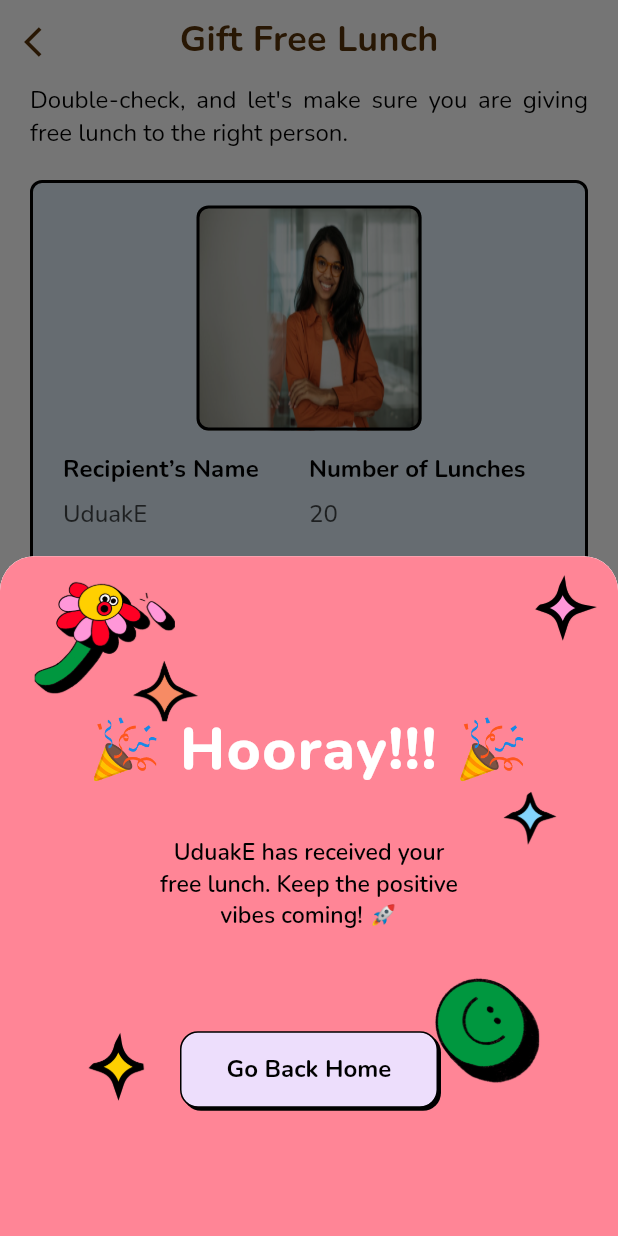
After one commit to hngx-org/Empire-food-mobile, a Flutter app: the GiftFreeLunchScreen3 screen opened by its route, after a tap on "Gift Free Launch", on a phone screen of 412 x 824 dp. The commit adds this screen. Run offline on Flutter 3.47's test engine with Material 2 defaults, Android fonts, the phone set to English and light mode, and no system bars; our stand-ins replace flutter_svg, get_it, google_fonts, page_transition.

Commit message:
feat/succesBottomSheet/file

```diff
--- /dev/null
+++ b/lib/ui/components/success_bottomSheet.dart
@@ -0,0 +1,89 @@
+import 'package:flutter/material.dart';
+import 'package:flutter/services.dart';
+import 'package:free_lunch_app/helpers/router.dart';
+import 'package:free_lunch_app/ui/components/custom_button.dart';
+import 'package:free_lunch_app/ui/components/full_button.dart';
+import 'package:free_lunch_app/utils/colors.dart';
+import 'package:free_lunch_app/utils/size_calculator.dart';
+import 'package:google_fonts/google_fonts.dart';
+
+class FullQuoteBottomSheet extends StatelessWidget {
+  const FullQuoteBottomSheet({
+    Key? key,
+    required this.toast,
+    required this.message,
+    // required this.bgColor,
+    required this.bottomSheetImageUrl
+  }) : super(key: key);
+  final String toast, message, bottomSheetImageUrl ;
+
+  @override
+  Widget build(BuildContext context) {
+    return Container(
+      height: MediaQuery.of(context).size.height * 0.55,
+      padding: EdgeInsets.symmetric(
+        horizontal: sizer(true, 60, context),
+        vertical: sizer(true, 21, context),
+      ),
+      decoration: BoxDecoration(
+        image: DecorationImage(
+          image: AssetImage(bottomSheetImageUrl),
+          fit: BoxFit.cover,
+        ),
+        color: AppColors.white,
+        borderRadius: BorderRadius.only(
+          topLeft: Radius.circular(sizer(true, 24, context)),
+          topRight: Radius.circular(sizer(true, 24, context)),
+        ),
+      ),
+      child: Column(
+        crossAxisAlignment: CrossAxisAlignment.center,
+        mainAxisSize: MainAxisSize.min,
+        children: [
+          SizedBox(
+            height: MediaQuery.of(context).size.height * 0.1,
+          ),
+          Text(
+            toast,
+            textAlign: TextAlign.center,
+            style: GoogleFonts.nunito(
+                fontSize: sizer(true, 40, context),
+                color: AppColors.white,
+                fontWeight: FontWeight.w800,
+                letterSpacing: 1),
+          ),
+          SizedBox(
+            height: sizer(false, 35, context),
+          ),
+          Container(
+            width: MediaQuery.of(context).size.width * 0.5,
+            child: Text(
+              message,
+              textAlign: TextAlign.center,
+              style: GoogleFonts.nunito(
+                fontSize: sizer(true, 16, context),
+                color: AppColors.black,
+                fontWeight: FontWeight.w600,
+              ),
+            ),
+          ),
+
+          SizedBox(
+            height: 67,
+          ),
+
+          CustomButton(
+              width: 172,
+              height: 51,
+              color: AppColors.accentPurple5,
+              content: 'Go Back Home',
+              onTap: () {
+                HapticFeedback.lightImpact();
+                Navigator.pop(context);
+                Navigator.of(context).pushNamed(RouteHelper.homeRoute);
+              })
+        ],
+      ),
+    );
+  }
+}
--- a/lib/ui/screens/auth/signUp.dart
+++ b/lib/ui/screens/auth/signUp.dart
@@ -48,6 +48,11 @@
 
       ),
       body: SafeArea(
+        child: GestureDetector(
+          onTap: () {
+            // Dismiss the keyboard when the user taps on the screen
+            FocusScope.of(context).unfocus();
+          },
           child: SingleChildScrollView(
             child: Container(
               padding: EdgeInsets.all(20),
@@ -111,6 +116,7 @@
             ),
           ),
         ),
+      ),
     );
   }
 }
--- a/lib/ui/screens/gift_lunch/gift_free_lunch_3.dart
+++ b/lib/ui/screens/gift_lunch/gift_free_lunch_3.dart
@@ -1,7 +1,10 @@
 import 'package:flutter/material.dart';
 import 'package:free_lunch_app/ui/components/cancel_button.dart';
+import 'package:free_lunch_app/ui/components/custom_button.dart';
 import 'package:free_lunch_app/ui/components/next_button.dart';
+import 'package:free_lunch_app/ui/components/success_bottomSheet.dart';
 import 'package:free_lunch_app/utils/colors.dart';
+import 'package:free_lunch_app/utils/size_calculator.dart';
 import 'package:google_fonts/google_fonts.dart';
 
 class GiftFreeLunchScreen3 extends StatefulWidget {
@@ -202,7 +205,31 @@
                   children: [
                     CancelButton(),
                     SizedBox(width: 25),
-                    NextButton(onTap: () {}),
+                    // NextButton(onTap: () {}),
+                    CustomButton(
+                        width: 175,
+                        height: 51,
+                        color: AppColors.accentPurple5,
+                        content: 'Gift Free Launch',
+                        onTap: (){
+                           showModalBottomSheet(
+                            context: context,
+                            shape: RoundedRectangleBorder(
+                              borderRadius: BorderRadius.only(
+                                topLeft:
+                                    Radius.circular(sizer(true, 24, context)),
+                                topRight:
+                                    Radius.circular(sizer(true, 24, context)),
+                              ),
+                            ),
+                            builder: (context) => FullQuoteBottomSheet(
+                              toast:   '🎉 Hooray!!! 🎉',
+                              message: 'UduakE has received your free lunch. Keep the positive vibes coming! 🚀',
+                              bottomSheetImageUrl: 'images/btmSht.png',
+                            ),
+                          );
+
+                        })
                   ],
                 )
               ],
```
Also changed, not shown: images/bottomSheetBg.svg (added), images/btmSht.png (added), images/btmSht2.png (added), 5 other files. Lines whose indentation alone changed are shown as unchanged.
